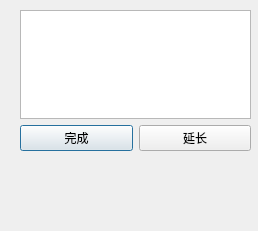
The window that AppeaRemind/datetime.ui (yzc0731/copy_from_xiang) describes before a commit, drawn with Qt 5.
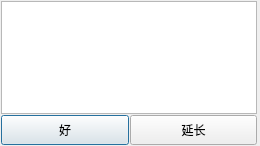
The same window after the commit.

Commit message: 把合并之后的版本搞过来了，并且试图修改note的完成，但是没有成功

What changed in the file:
```diff
--- a/AppeaRemind/datetime.ui
+++ b/AppeaRemind/datetime.ui
@@ -6,37 +6,76 @@
    <rect>
     <x>0</x>
     <y>0</y>
-    <width>258</width>
-    <height>231</height>
+    <width>260</width>
+    <height>146</height>
    </rect>
   </property>
   <property name="windowTitle">
    <string>Dialog</string>
   </property>
-  <widget class="QWidget" name="layoutWidget">
-   <property name="geometry">
-    <rect>
-     <x>20</x>
-     <y>10</y>
-     <width>231</width>
-     <height>141</height>
-    </rect>
+  <layout class="QFormLayout" name="formLayout">
+   <property name="horizontalSpacing">
+    <number>1</number>
    </property>
+   <property name="verticalSpacing">
+    <number>1</number>
+   </property>
+   <property name="leftMargin">
+    <number>1</number>
+   </property>
+   <property name="topMargin">
+    <number>1</number>
+   </property>
+   <property name="rightMargin">
+    <number>1</number>
+   </property>
+   <property name="bottomMargin">
+    <number>1</number>
+   </property>
+   <item row="0" column="0">
    <layout class="QVBoxLayout" name="verticalLayout">
     <item>
-     <widget class="QTextEdit" name="things"/>
+      <widget class="QTextEdit" name="things">
+       <property name="focusPolicy">
+        <enum>Qt::NoFocus</enum>
+       </property>
+      </widget>
     </item>
     <item>
      <layout class="QHBoxLayout" name="horizontalLayout">
       <item>
        <widget class="QPushButton" name="pushButton">
+         <property name="minimumSize">
+          <size>
+           <width>0</width>
+           <height>30</height>
+          </size>
+         </property>
+         <property name="maximumSize">
+          <size>
+           <width>16777215</width>
+           <height>30</height>
+          </size>
+         </property>
         <property name="text">
-         <string>完成</string>
+          <string>好</string>
         </property>
        </widget>
       </item>
       <item>
        <widget class="QPushButton" name="pushButton_2">
+         <property name="minimumSize">
+          <size>
+           <width>0</width>
+           <height>30</height>
+          </size>
+         </property>
+         <property name="maximumSize">
+          <size>
+           <width>16777215</width>
+           <height>30</height>
+          </size>
+         </property>
         <property name="text">
          <string>延长</string>
         </property>
@@ -45,7 +84,8 @@
      </layout>
     </item>
    </layout>
-  </widget>
+   </item>
+  </layout>
  </widget>
  <resources/>
  <connections/>
```
Lines whose indentation alone changed are shown as unchanged. The commit also changes 33 other files.
